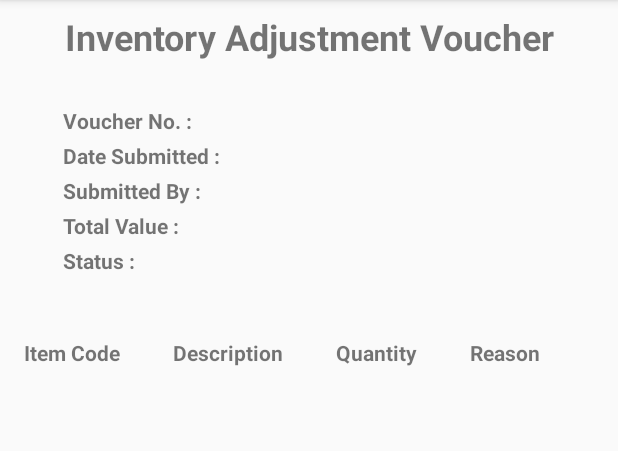
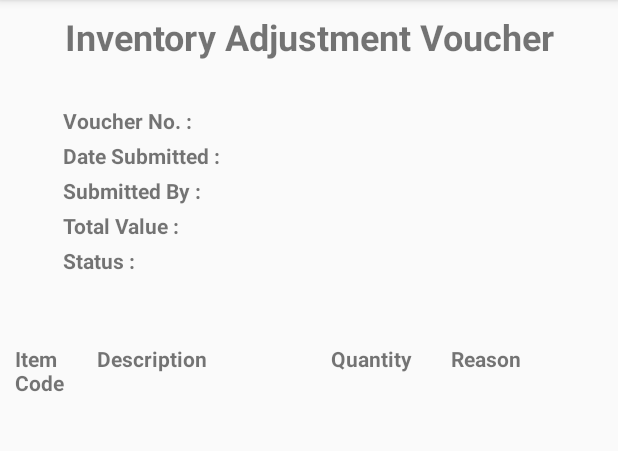
Before and after one commit to yingxuanchen/StationeryStoreMobile, an Android app: the fragment AdjDetailsFrag shown on its own in the app's theme, on a phone screen of 412 x 824 dp, the part 84-535 px from its top. Run offline under Robolectric (Android 15) with nearby library versions, the phone set to English and light mode, and no system bars; 5 statements that could not run were skipped.

Commit message:
modify layout of adjustment details so that long strings can be seen properly

```diff
--- a/app/src/main/res/layout/adj_details_frag.xml
+++ b/app/src/main/res/layout/adj_details_frag.xml
@@ -97,9 +97,8 @@
     <ScrollView
         android:layout_width="match_parent"
         android:layout_height="0dp"
-        android:layout_marginStart="16dp"
+        android:layout_marginHorizontal="8dp"
         android:layout_marginTop="40dp"
-        android:layout_marginEnd="16dp"
         app:layout_constraintBottom_toBottomOf="parent"
         app:layout_constraintTop_toBottomOf="@id/adj_details_summary">
 
@@ -114,19 +113,27 @@
                 android:layout_height="wrap_content">
 
                 <TextView
-                    style="@style/retrieval"
+                    android:id="@+id/adj_table_text_view_0"
+                    style="@style/adj_table_header"
+                    android:layout_weight="1"
                     android:text="@string/adj_item_code" />
 
                 <TextView
-                    style="@style/retrieval"
+                    android:id="@+id/adj_table_text_view_1"
+                    style="@style/adj_table_header"
+                    android:layout_weight="3"
                     android:text="@string/adj_description" />
 
                 <TextView
-                    style="@style/retrieval"
+                    android:id="@+id/adj_table_text_view_2"
+                    style="@style/adj_table_header"
+                    android:layout_weight="1.5"
                     android:text="@string/adj_quantity" />
 
                 <TextView
-                    style="@style/retrieval"
+                    android:id="@+id/adj_table_text_view_3"
+                    style="@style/adj_table_header"
+                    android:layout_weight="2"
                     android:text="@string/adj_reason" />
 
             </TableRow>
--- a/app/src/main/res/values/styles.xml
+++ b/app/src/main/res/values/styles.xml
@@ -61,13 +61,20 @@
         <item name="android:layout_marginVertical">30dp</item>
     </style>
 
-
-    <!--Retrieval Form and Adjustment Items table header-->
+    <!--Retrieval Form table header-->
     <style name="retrieval">
         <item name="android:textStyle">bold</item>
     </style>
 
     <!--Adjustment Index and Details-->
+    <style name="adj_table_header">
+        <item name="android:textStyle">bold</item>
+        <item name="android:layout_height">wrap_content</item>
+        <item name="android:layout_width">0dp</item>
+        <item name="android:layout_marginVertical">4dp</item>
+        <item name="android:layout_marginHorizontal">2dp</item>
+    </style>
+
     <style name="adj_linear_layout">
         <item name="android:layout_width">match_parent</item>
         <item name="android:layout_height">wrap_content</item>
```
Also changed, not shown: app/src/main/java/com/yingxuan/stationerystore/store/AdjDetailsFrag.java (+22 -10 lines).
